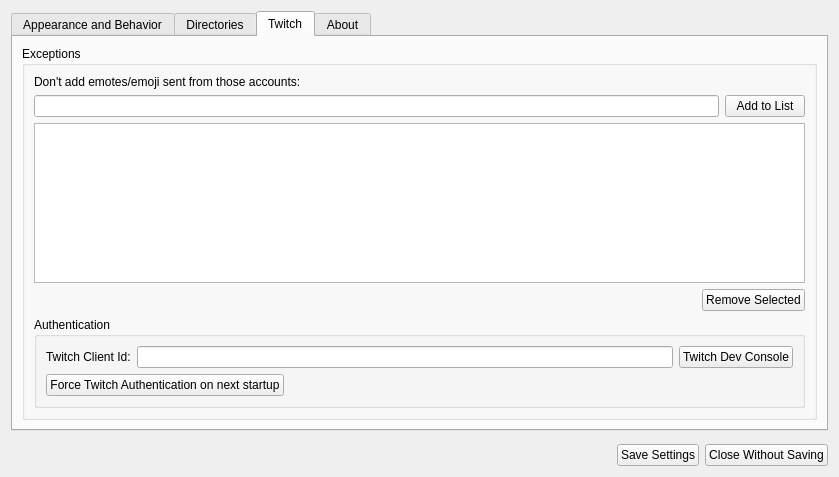
Above: setupwidget.ui from xiluembo/atsumari before the change. Below: the same form after it.
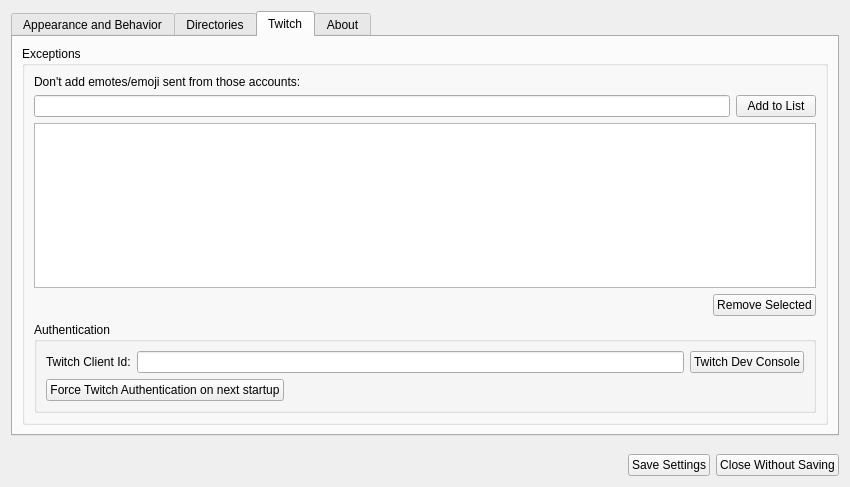
That is the form after the change. The open tabs and pages were chosen to show the change.

Diff of the .ui file:
```diff
--- a/setupwidget.ui
+++ b/setupwidget.ui
@@ -6,8 +6,8 @@
    <rect>
     <x>0</x>
     <y>0</y>
-    <width>833</width>
-    <height>477</height>
+    <width>850</width>
+    <height>487</height>
    </rect>
   </property>
   <property name="windowTitle">
@@ -649,7 +649,11 @@
                 </widget>
                </item>
                <item>
-                <widget class="QLineEdit" name="edtClientId"/>
+                <widget class="QLineEdit" name="edtClientId">
+                 <property name="echoMode">
+                  <enum>QLineEdit::EchoMode::Password</enum>
+                 </property>
+                </widget>
                </item>
                <item>
                 <widget class="QPushButton" name="btnDevConsole">
```
